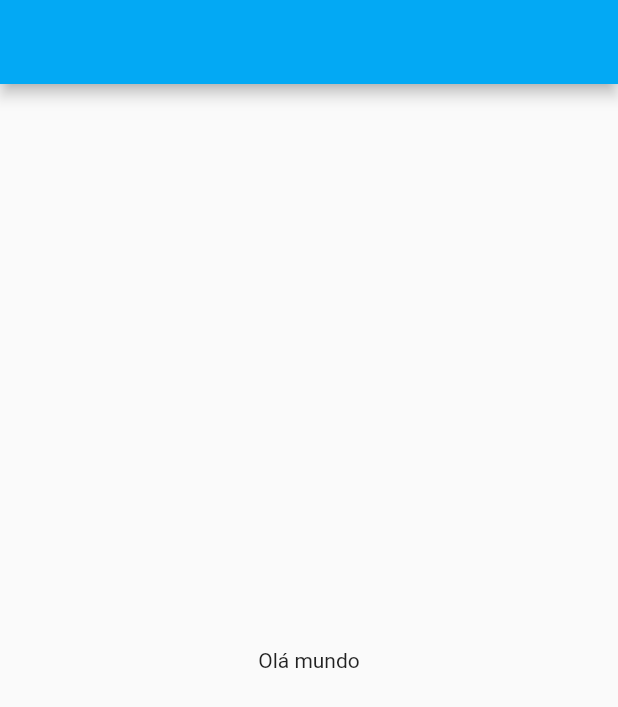
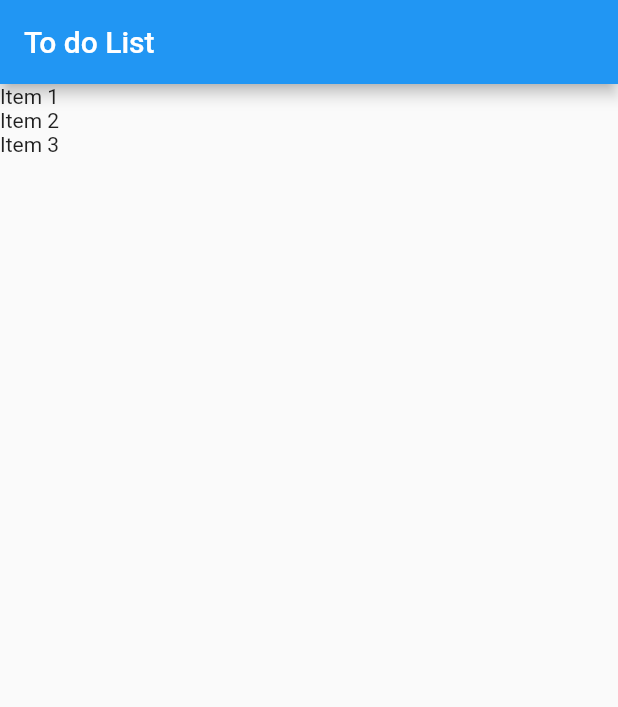
Before and after one commit to luccanog/to-do-app, a Flutter app: the screen it shows after launch, on a phone screen of 412 x 824 dp. Shown: the top 707 px of the screen. Run offline on Flutter 3.47's test engine with Material 2 defaults, Android fonts, the phone set to English and light mode, and no system bars.

Commit message:
adding items list

```diff
--- a/lib/main.dart
+++ b/lib/main.dart
@@ -1,7 +1,8 @@
 import 'package:flutter/material.dart';
 
+import 'models/item.dart';
+
 void main() => runApp(MyApp());
-
 
 class MyApp extends StatelessWidget {
   // This widget is the root of your application.
@@ -11,7 +12,7 @@ class MyApp extends StatelessWidget {
       title: 'To do App',
       debugShowCheckedModeBanner: false,
       theme: ThemeData(
-        primarySwatch: Colors.lightBlue,
+        primarySwatch: Colors.blue,
         visualDensity: VisualDensity.adaptivePlatformDensity,
       ),
       home: HomePage(),
@@ -19,13 +20,29 @@ class MyApp extends StatelessWidget {
   }
 }
 
-class HomePage extends StatelessWidget {
+class HomePage extends StatefulWidget {
+  var items = new List<Item>();
+
+  HomePage() {
+    items = [];
+    items.add(Item(title: "Item 1", done: false));
+    items.add(Item(title: "Item 2", done: true));
+    items.add(Item(title: "Item 3", done: false));
+  }
+
+  @override
+  _HomePageState createState() => _HomePageState();
+}
+
+class _HomePageState extends State<HomePage> {
   @override
   Widget build(BuildContext context) {
     return Scaffold(
-      appBar: AppBar(),
-      body: Container(
-        child: Center(child: Text("Olá mundo"))),
-    );
+        appBar: AppBar(title: Text('To do List')),
+        body: ListView.builder(
+          itemCount: widget.items.length,
+          itemBuilder: (BuildContext context, int index) {
+          return Text(widget.items[index].title);
+        }));
   }
 }
```
